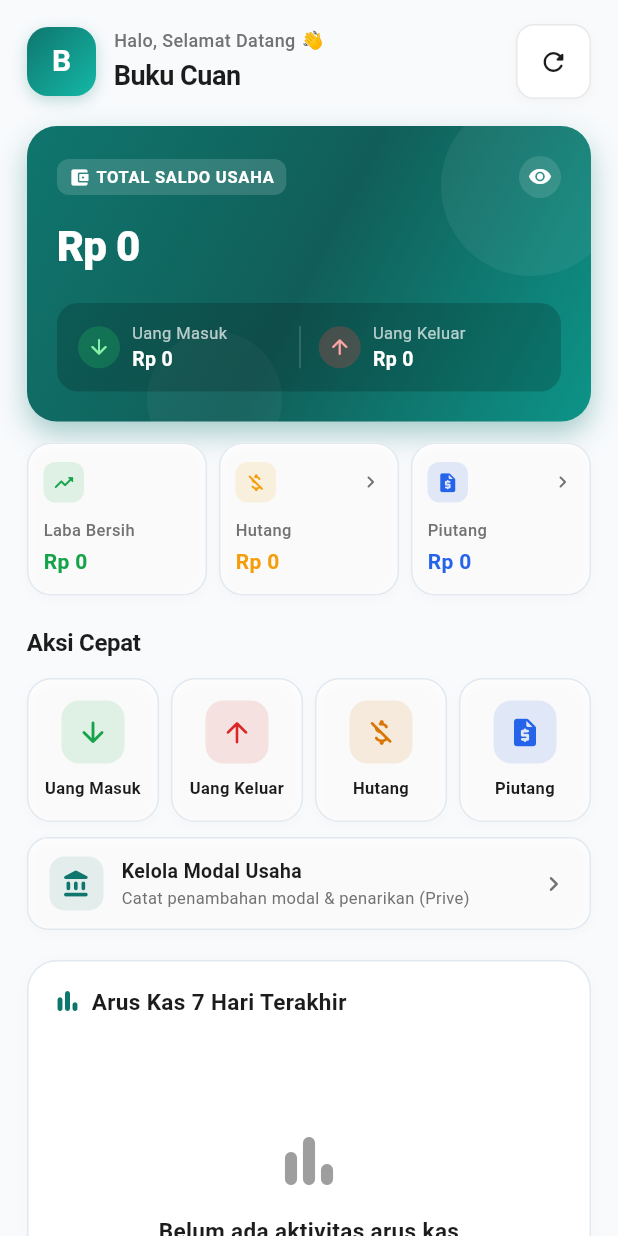
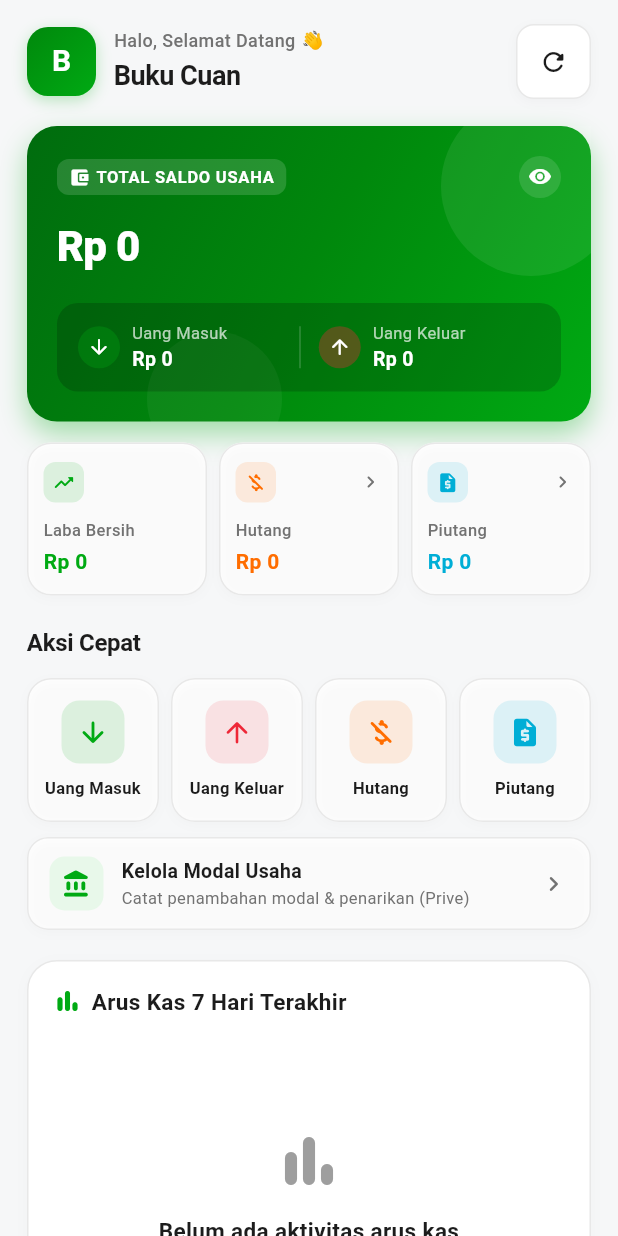
Before and after one commit to ardhikaxx/buku-cuan-mobile, a Flutter app: the DashboardScreen screen opened directly, on a phone screen of 412 x 824 dp. Run offline on Flutter 3.47's test engine with Material 3 defaults, Android fonts, the phone set to English and light mode, and no system bars; our stand-ins replace cloud_firestore, firebase_core, fl_chart, pdf, printing, share_plus and 1 more; missing offline and left inert: excel; accounts and stored records are empty.

Commit message:
feat: pembaruan tema warna gojek pada halaman beranda

```diff
--- a/lib/features/dashboard/screens/dashboard_screen.dart
+++ b/lib/features/dashboard/screens/dashboard_screen.dart
@@ -74,7 +74,7 @@ class _DashboardScreenState extends State<DashboardScreen> {
     }
 
     return Scaffold(
-      backgroundColor: const Color(0xFFF8FAFC),
+      backgroundColor: AppColors.background,
       body: SafeArea(
         child: RefreshIndicator(
           onRefresh: _loadData,
@@ -113,14 +113,14 @@ class _DashboardScreenState extends State<DashboardScreen> {
           height: 46,
           decoration: BoxDecoration(
             gradient: const LinearGradient(
-              colors: [Color(0xFF0F766E), Color(0xFF14B8A6)],
+              colors: [Color(0xFF00880C), Color(0xFF00AA13)],
               begin: Alignment.topLeft,
               end: Alignment.bottomRight,
             ),
             borderRadius: BorderRadius.circular(14),
             boxShadow: [
               BoxShadow(
-                color: const Color(0xFF0F766E).withValues(alpha: 0.25),
+                color: const Color(0xFF00AA13).withValues(alpha: 0.25),
                 blurRadius: 8,
                 offset: const Offset(0, 3),
               ),
@@ -206,9 +206,9 @@ class _DashboardScreenState extends State<DashboardScreen> {
       decoration: BoxDecoration(
         gradient: const LinearGradient(
           colors: [
-            Color(0xFF0F766E),
-            Color(0xFF115E59),
-            Color(0xFF0D9488),
+            Color(0xFF006C0E),
+            Color(0xFF00880C),
+            Color(0xFF00AA13),
           ],
           begin: Alignment.topLeft,
           end: Alignment.bottomRight,
@@ -216,7 +216,7 @@ class _DashboardScreenState extends State<DashboardScreen> {
         borderRadius: BorderRadius.circular(20),
         boxShadow: [
           BoxShadow(
-            color: const Color(0xFF0F766E).withValues(alpha: 0.35),
+            color: const Color(0xFF00AA13).withValues(alpha: 0.35),
             blurRadius: 16,
             offset: const Offset(0, 8),
           ),
@@ -232,7 +232,7 @@ class _DashboardScreenState extends State<DashboardScreen> {
               height: 120,
               decoration: BoxDecoration(
                 shape: BoxShape.circle,
-                color: Colors.white.withValues(alpha: 0.06),
+                color: Colors.white.withValues(alpha: 0.08),
               ),
             ),
           ),
@@ -244,7 +244,7 @@ class _DashboardScreenState extends State<DashboardScreen> {
               height: 90,
               decoration: BoxDecoration(
                 shape: BoxShape.circle,
-                color: Colors.white.withValues(alpha: 0.04),
+                color: Colors.white.withValues(alpha: 0.05),
               ),
             ),
           ),
@@ -321,10 +321,10 @@ class _DashboardScreenState extends State<DashboardScreen> {
                             Container(
                               padding: const EdgeInsets.all(6),
                               decoration: BoxDecoration(
-                                color: const Color(0xFF22C55E).withValues(alpha: 0.25),
+                                color: AppColors.income.withValues(alpha: 0.3),
                                 shape: BoxShape.circle,
                               ),
-                              child: const Icon(Icons.arrow_downward_rounded, color: Color(0xFF86EFAC), size: 16),
+                              child: const Icon(Icons.arrow_downward_rounded, color: Colors.white, size: 16),
                             ),
                             const SizedBox(width: 8),
                             Expanded(
@@ -363,10 +363,10 @@ class _DashboardScreenState extends State<DashboardScreen> {
                             Container(
                               padding: const EdgeInsets.all(6),
                               decoration: BoxDecoration(
-                                color: const Color(0xFFEF4444).withValues(alpha: 0.25),
+                                color: AppColors.expense.withValues(alpha: 0.35),
                                 shape: BoxShape.circle,
                               ),
-                              child: const Icon(Icons.arrow_upward_rounded, color: Color(0xFFFCA5A5), size: 16),
+                              child: const Icon(Icons.arrow_upward_rounded, color: Colors.white, size: 16),
                             ),
                             const SizedBox(width: 8),
                             Expanded(
@@ -416,7 +416,7 @@ class _DashboardScreenState extends State<DashboardScreen> {
             title: 'Laba Bersih',
             amount: netProfit,
             icon: Icons.trending_up_rounded,
-            color: netProfit >= 0 ? const Color(0xFF16A34A) : const Color(0xFFDC2626),
+            color: netProfit >= 0 ? AppColors.income : AppColors.expense,
             isProfit: true,
           ),
         ),
@@ -426,7 +426,7 @@ class _DashboardScreenState extends State<DashboardScreen> {
             title: 'Hutang',
             amount: totalDebt,
             icon: Icons.money_off_csred_rounded,
-            color: const Color(0xFFF59E0B),
+            color: AppColors.debt,
             onTap: () => _navigateTo(const DebtListScreen()),
           ),
         ),
@@ -436,7 +436,7 @@ class _DashboardScreenState extends State<DashboardScreen> {
             title: 'Piutang',
             amount: totalReceivable,
             icon: Icons.request_quote_rounded,
-            color: const Color(0xFF2563EB),
+            color: AppColors.receivable,
             onTap: () => _navigateTo(const ReceivableListScreen()),
           ),
         ),
@@ -463,28 +463,28 @@ class _DashboardScreenState extends State<DashboardScreen> {
             _ActionButton(
               icon: Icons.arrow_downward_rounded,
               label: 'Uang Masuk',
-              color: const Color(0xFF16A34A),
+              color: AppColors.income,
               onTap: () => _navigateToAddTransaction('income'),
             ),
             const SizedBox(width: 8),
             _ActionButton(
               icon: Icons.arrow_upward_rounded,
               label: 'Uang Keluar',
-              color: const Color(0xFFDC2626),
+              color: AppColors.expense,
               onTap: () => _navigateToAddTransaction('expense'),
             ),
             const SizedBox(width: 8),
             _ActionButton(
               icon: Icons.money_off_csred_rounded,
               label: 'Hutang',
-              color: const Color(0xFFD97706),
+              color: AppColors.debt,
               onTap: () => _navigateToAddDebt(),
             ),
             const SizedBox(width: 8),
             _ActionButton(
               icon: Icons.request_quote_rounded,
               label: 'Piutang',
-              color: const Color(0xFF2563EB),
+              color: AppColors.receivable,
               onTap: () => _navigateToAddReceivable(),
             ),
           ],
@@ -500,7 +500,7 @@ class _DashboardScreenState extends State<DashboardScreen> {
               padding: const EdgeInsets.symmetric(horizontal: 14, vertical: 12),
               decoration: BoxDecoration(
                 borderRadius: BorderRadius.circular(14),
-                border: Border.all(color: const Color(0xFFE2E8F0)),
+                border: Border.all(color: AppColors.border),
                 boxShadow: [
                   BoxShadow(
                     color: Colors.black.withValues(alpha: 0.02),
@@ -514,10 +514,10 @@ class _DashboardScreenState extends State<DashboardScreen> {
                   Container(
                     padding: const EdgeInsets.all(8),
                     decoration: BoxDecoration(
-                      color: const Color(0xFF0F766E).withValues(alpha: 0.1),
+                      color: AppColors.primaryLight,
                       borderRadius: BorderRadius.circular(10),
                     ),
-                    child: const Icon(Icons.account_balance_rounded, size: 20, color: Color(0xFF0F766E)),
+                    child: const Icon(Icons.account_balance_rounded, size: 20, color: AppColors.primary),
                   ),
                   const SizedBox(width: 12),
                   const Expanded(
@@ -560,7 +560,7 @@ class _DashboardScreenState extends State<DashboardScreen> {
       decoration: BoxDecoration(
         color: Colors.white,
         borderRadius: BorderRadius.circular(20),
-        border: Border.all(color: const Color(0xFFE2E8F0)),
+        border: Border.all(color: AppColors.border),
         boxShadow: [
           BoxShadow(
             color: Colors.black.withValues(alpha: 0.02),
@@ -578,7 +578,7 @@ class _DashboardScreenState extends State<DashboardScreen> {
             children: [
               const Row(
                 children: [
-                  Icon(Icons.bar_chart_rounded, size: 20, color: Color(0xFF0F766E)),
+                  Icon(Icons.bar_chart_rounded, size: 20, color: AppColors.primary),
                   SizedBox(width: 6),
                   Text(
                     'Arus Kas 7 Hari Terakhir',
@@ -597,7 +597,7 @@ class _DashboardScreenState extends State<DashboardScreen> {
                       width: 8,
                       height: 8,
                       decoration: const BoxDecoration(
-                        color: Color(0xFF16A34A),
+                        color: AppColors.income,
                         shape: BoxShape.circle,
                       ),
                     ),
@@ -608,7 +608,7 @@ class _DashboardScreenState extends State<DashboardScreen> {
                       width: 8,
                       height: 8,
                       decoration: const BoxDecoration(
-                        color: Color(0xFFDC2626),
+                        color: AppColors.expense,
                         shape: BoxShape.circle,
                       ),
                     ),
@@ -694,7 +694,7 @@ class _DashboardScreenState extends State<DashboardScreen> {
                       barRods: [
                         BarChartRodData(
                           toY: income,
-                          color: const Color(0xFF16A34A),
+                          color: AppColors.income,
                           width: 10,
                           borderRadius: const BorderRadius.vertical(
                             top: Radius.circular(5),
@@ -702,7 +702,7 @@ class _DashboardScreenState extends State<DashboardScreen> {
                         ),
                         BarChartRodData(
                           toY: expense,
-                          color: const Color(0xFFDC2626),
+                          color: AppColors.expense,
                           width: 10,
                           borderRadius: const BorderRadius.vertical(
                             top: Radius.circular(5),
@@ -735,7 +735,7 @@ class _DashboardScreenState extends State<DashboardScreen> {
       decoration: BoxDecoration(
         color: Colors.white,
         borderRadius: BorderRadius.circular(20),
-        border: Border.all(color: const Color(0xFFE2E8F0)),
+        border: Border.all(color: AppColors.border),
         boxShadow: [
           BoxShadow(
             color: Colors.black.withValues(alpha: 0.02),
@@ -753,7 +753,7 @@ class _DashboardScreenState extends State<DashboardScreen> {
             children: [
               const Row(
                 children: [
-                  Icon(Icons.history_rounded, size: 20, color: Color(0xFF0F766E)),
+                  Icon(Icons.history_rounded, size: 20, color: AppColors.primary),
                   SizedBox(width: 6),
                   Text(
                     'Transaksi Terbaru',
@@ -777,14 +777,14 @@ class _DashboardScreenState extends State<DashboardScreen> {
                         style: TextStyle(
                           fontSize: 12,
                           fontWeight: FontWeight.w600,
-                          color: Color(0xFF0F766E),
+                          color: AppColors.primary,
                         ),
                       ),
                       SizedBox(width: 2),
                       Icon(
                         Icons.chevron_right_rounded,
                         size: 16,
-                        color: Color(0xFF0F766E),
+                        color: AppColors.primary,
                       ),
                     ],
                   ),
@@ -869,7 +869,7 @@ class _MetricCard extends StatelessWidget {
           padding: const EdgeInsets.symmetric(horizontal: 10, vertical: 12),
           decoration: BoxDecoration(
             borderRadius: BorderRadius.circular(16),
-            border: Border.all(color: const Color(0xFFE2E8F0)),
+            border: Border.all(color: AppColors.border),
             boxShadow: [
               BoxShadow(
                 color: Colors.black.withValues(alpha: 0.02),
@@ -921,7 +921,7 @@ class _MetricCard extends StatelessWidget {
                     fontSize: 14,
                     fontWeight: FontWeight.bold,
                     color: isProfit
-                        ? (amount >= 0 ? const Color(0xFF16A34A) : const Color(0xFFDC2626))
+                        ? (amount >= 0 ? AppColors.income : AppColors.expense)
                         : color,
                   ),
                 ),
@@ -960,7 +960,7 @@ class _ActionButton extends StatelessWidget {
             padding: const EdgeInsets.symmetric(vertical: 14, horizontal: 4),
             decoration: BoxDecoration(
               borderRadius: BorderRadius.circular(16),
-              border: Border.all(color: const Color(0xFFE2E8F0)),
+              border: Border.all(color: AppColors.border),
               boxShadow: [
                 BoxShadow(
                   color: Colors.black.withValues(alpha: 0.02),
```
